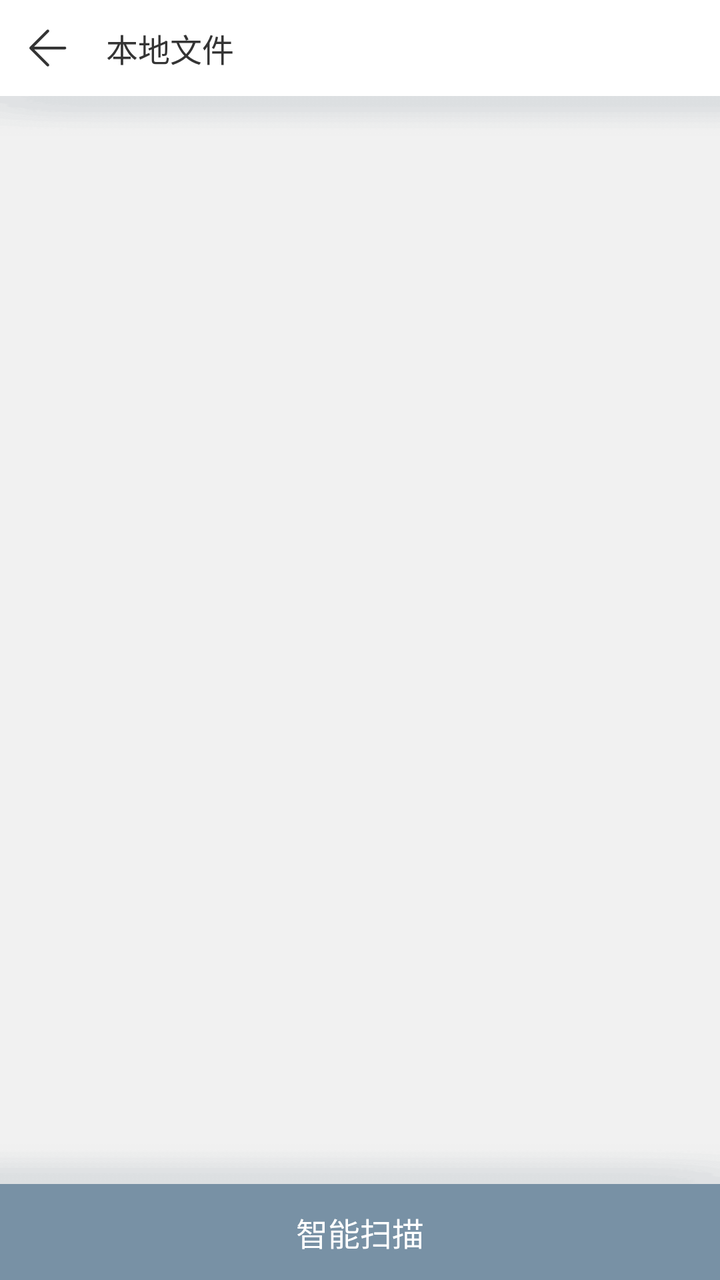
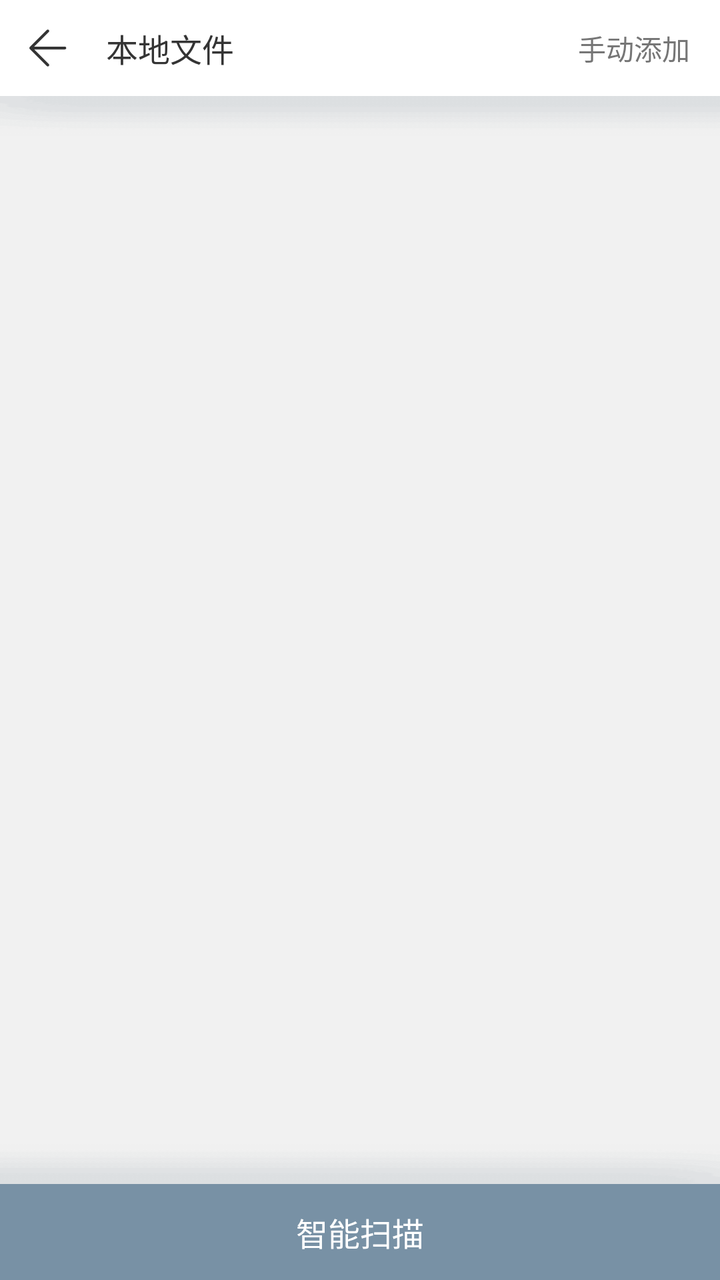

Compare the two renders of this Android layout. The source of the first and the diff that turns it into the second are given below.
<!-- AndroidManifest.xml: activity theme CAppTransparentTheme -->
<!-- res/layout/activity_importbook.xml -->
<?xml version="1.0" encoding="utf-8"?>
<LinearLayout xmlns:android="http://schemas.android.com/apk/res/android"
    android:layout_width="match_parent"
    android:layout_height="match_parent"
    xmlns:app="http://schemas.android.com/apk/res-auto"
    android:orientation="vertical"
    android:background="#f1f1f1"
    android:id="@+id/ll_content">
    <LinearLayout
        android:layout_width="match_parent"
        android:layout_height="48dp"
        android:background="#ffffff"
        android:orientation="horizontal">
        <ImageButton
            android:id="@+id/iv_return"
            android:layout_width="48dp"
            android:layout_height="48dp"
            android:src="@drawable/selector_icon_return"
            android:background="@drawable/bg_ib_pre"
            android:clickable="true"
            android:layout_gravity="center_vertical"/>
        <TextView
            android:layout_width="0dp"
            android:layout_weight="1"
            android:layout_height="match_parent"
            android:layout_marginLeft="5dp"
            android:layout_marginRight="45dp"
            android:singleLine="true"
            android:textSize="16sp"
            android:text="本地文件"
            android:textColor="#343434"
            android:gravity="center|left"/>
        <TextView
            android:id="@+id/tv_addshelf"
            android:layout_width="wrap_content"
            android:layout_height="wrap_content"
            android:text="添加书籍"
            android:padding="15dp"
            android:layout_gravity="center_vertical"
            android:background="@drawable/bg_ib_pre"
            android:textColor="#767676"
            android:textSize="14sp"
            android:visibility="invisible"/>
    </LinearLayout>
    <FrameLayout
        android:layout_width="match_parent"
        android:layout_height="0dp"
        android:layout_weight="1">
        <androidx.recyclerview.widget.RecyclerView
            android:id="@+id/rcv_books"
            android:layout_width="match_parent"
            android:layout_height="match_parent"
            android:scrollbars="vertical"
            android:scrollbarStyle="outsideOverlay"/>
        <View
            android:layout_width="match_parent"
            android:layout_height="20dp"
            android:background="@drawable/bg_shadow"
            android:layout_gravity="top"/>
        <View
            android:layout_width="match_parent"
            android:layout_height="20dp"
            android:background="@drawable/bg_shadow2"
            android:layout_gravity="bottom"/>
    </FrameLayout>
    <FrameLayout
        android:id="@+id/scan_content_layout"
        android:layout_width="match_parent"
        android:layout_height="48dp">
        <FrameLayout
            android:layout_width="match_parent"
            android:layout_height="match_parent"
            android:background="#ffffff">
            <com.victor.loading.rotate.RotateLoading
                android:id="@+id/rl_loading"
                android:layout_width="40dp"
                android:layout_height="40dp"
                app:loading_width="2dp"
                app:loading_color="@color/tv_text_addshelf_pre"
                android:layout_marginLeft="10dp"
                android:layout_gravity="center_vertical"/>
            <TextView
                android:id="@+id/tv_count"
                android:layout_width="wrap_content"
                android:layout_height="wrap_content"
                android:layout_gravity="center"
                android:textColor="@color/tv_text_addshelf_pre"
                android:textSize="16sp"/>
        </FrameLayout>
        <TextView
            android:id="@+id/tv_scan"
            android:layout_width="match_parent"
            android:layout_height="match_parent"
            android:background="@drawable/selector_importbook_btn_bg"
            android:clickable="true"
            android:textColor="#ffffff"
            android:textSize="16sp"
            android:text="智能扫描"
            android:gravity="center"/>
    </FrameLayout>
</LinearLayout>
<!-- resources referenced by this layout -->
<resources>
  <color name="tv_text_addshelf_pre">#7891A5</color>
  <!-- drawable bg_ib_pre (drawable) -->
  <?xml version="1.0" encoding="utf-8"?>
  <selector xmlns:android="http://schemas.android.com/apk/res/android">
      <item android:drawable="@android:color/transparent"/>
  </selector>
  <!-- drawable bg_shadow: png bitmap (drawable-xxhdpi, 340 bytes) -->
  <!-- drawable bg_shadow2: png bitmap (drawable-xxhdpi, 3127 bytes) -->
  <!-- drawable selector_icon_return (drawable) -->
  <?xml version="1.0" encoding="utf-8"?>
  <selector xmlns:android="http://schemas.android.com/apk/res/android">
      <item android:drawable="@drawable/icon_return_nor" android:state_pressed="false"/>
      <item android:drawable="@drawable/icon_return_pre" android:state_pressed="true"/>
  </selector>
  <!-- drawable selector_importbook_btn_bg (drawable) -->
  <?xml version="1.0" encoding="utf-8"?>
  <selector xmlns:android="http://schemas.android.com/apk/res/android">
      <item android:drawable="@color/tv_text_addshelf_pre" android:state_pressed="false" android:state_enabled="true"/>
      <item android:drawable="@color/tv_text_addshelf_deep_pre" android:state_pressed="true" android:state_enabled="true"/>
  
      <item android:drawable="@color/tv_text_addshelf_nor" android:state_enabled="false"/>
  </selector>
  <style name="CAppTransparentTheme" parent="CAppTheme">
          
          <item name="android:windowIsTranslucent">true</item>
          <item name="android:windowBackground">@android:color/transparent</item>
      </style>
  
      '
  <!-- drawable icon_return_nor: png bitmap (drawable-xxhdpi, 545 bytes) -->
  <!-- drawable icon_return_pre: png bitmap (drawable-xxhdpi, 545 bytes) -->
  <color name="tv_text_addshelf_deep_pre">#587A8A</color>
  <color name="tv_text_addshelf_nor">#ffffff</color>
  <style name="CAppTheme" parent="Theme.AppCompat.Light.NoActionBar">
          
          <item name="colorPrimary">#ffffff</item>
          <item name="colorPrimaryDark">#767676</item>
          <item name="colorAccent">@color/colorAccent</item>
      </style>
  <color name="colorAccent">#ffff4081</color>
</resources>

<!-- the commit's change to res/layout/activity_importbook.xml (unified diff, before → after) -->
@@ -31,16 +31,28 @@
             android:textColor="#343434"
             android:gravity="center|left"/>
         <TextView
-            android:id="@+id/tv_addshelf"
+            android:id="@+id/scan_tv_addshelf_local"
             android:layout_width="wrap_content"
             android:layout_height="wrap_content"
-            android:text="添加书籍"
-            android:padding="15dp"
+            android:text="手动添加"
+            android:layout_marginRight="15dp"
             android:layout_gravity="center_vertical"
             android:background="@drawable/bg_ib_pre"
             android:textColor="#767676"
             android:textSize="14sp"
-            android:visibility="invisible"/>
+            android:visibility="visible"/>
+
+        <TextView
+            android:id="@+id/scan_tv_addshelf"
+            android:layout_width="wrap_content"
+            android:layout_height="wrap_content"
+            android:text="导入"
+            android:layout_marginRight="15dp"
+            android:layout_gravity="center_vertical"
+            android:background="@drawable/bg_ib_pre"
+            android:textColor="#767676"
+            android:textSize="14sp"
+            android:visibility="gone"/>
     </LinearLayout>
     <FrameLayout
         android:layout_width="match_parent"
